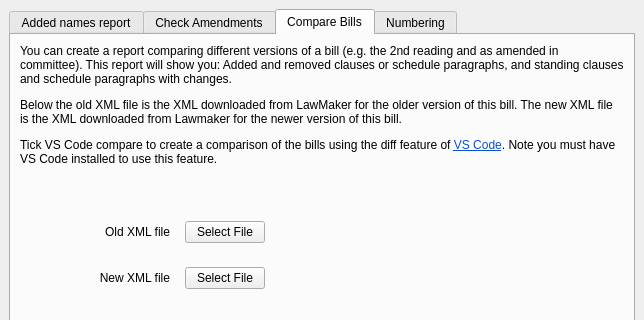
First picture: the form in src/lawchecker/ui/addedNames.ui, repository hoc-ppu/lawchecker, before the edit; both pictures show x 0 to 644 and y 0 to 320 of the 644 by 750 pixel window.
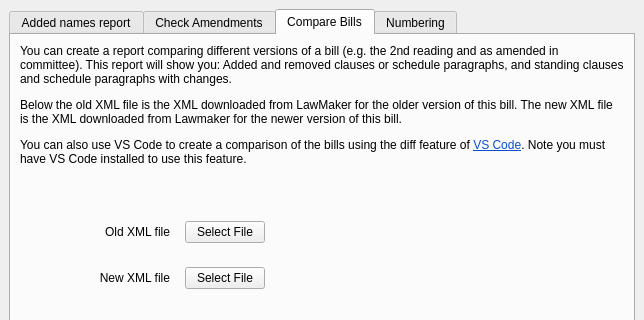
Second picture: the form after the edit. The open tabs and pages were chosen to show the change.

The edit to the form file:
```diff
--- a/src/lawchecker/ui/addedNames.ui
+++ b/src/lawchecker/ui/addedNames.ui
@@ -403,7 +403,7 @@
           <item row="0" column="0" colspan="2">
            <widget class="QLabel" name="instruction_label_3">
             <property name="text">
-             <string>&lt;html&gt;&lt;head/&gt;&lt;body&gt;&lt;p&gt;You can create a report comparing different versions of a bill (e.g. the 2nd reading and as amended in committee). This report will show you: Added and removed clauses or schedule paragraphs, and standing clauses and schedule paragraphs with changes.&lt;/p&gt;&lt;p&gt;Below the old XML file is the XML downloaded from LawMaker for the older version of this bill. The new XML file is the XML downloaded from Lawmaker for the newer version of this bill.&lt;/p&gt;&lt;p&gt;Tick VS Code compare to create a comparison of the bills using the diff feature of &lt;a href=&quot;https://code.visualstudio.com/&quot;&gt;&lt;span style=&quot; text-decoration: underline; color:#094fd1;&quot;&gt;VS Code&lt;/span&gt;&lt;/a&gt;. Note you must have VS Code installed to use this feature.&lt;/p&gt;&lt;p&gt;&lt;br/&gt;&lt;/p&gt;&lt;/body&gt;&lt;/html&gt;</string>
+             <string>&lt;html&gt;&lt;head/&gt;&lt;body&gt;&lt;p&gt;You can create a report comparing different versions of a bill (e.g. the 2nd reading and as amended in committee). This report will show you: Added and removed clauses or schedule paragraphs, and standing clauses and schedule paragraphs with changes.&lt;/p&gt;&lt;p&gt;Below the old XML file is the XML downloaded from LawMaker for the older version of this bill. The new XML file is the XML downloaded from Lawmaker for the newer version of this bill.&lt;/p&gt;&lt;p&gt;You can also use VS Code to create a comparison of the bills using the diff feature of &lt;a href=&quot;https://code.visualstudio.com/&quot;&gt;&lt;span style=&quot; text-decoration: underline; color:#094fd1;&quot;&gt;VS Code&lt;/span&gt;&lt;/a&gt;. Note you must have VS Code installed to use this feature.&lt;/p&gt;&lt;p&gt;&lt;br/&gt;&lt;/p&gt;&lt;/body&gt;&lt;/html&gt;</string>
             </property>
             <property name="wordWrap">
              <bool>true</bool>
```
Left out of the diff: 2 changed lines with no effect on the pictures.
